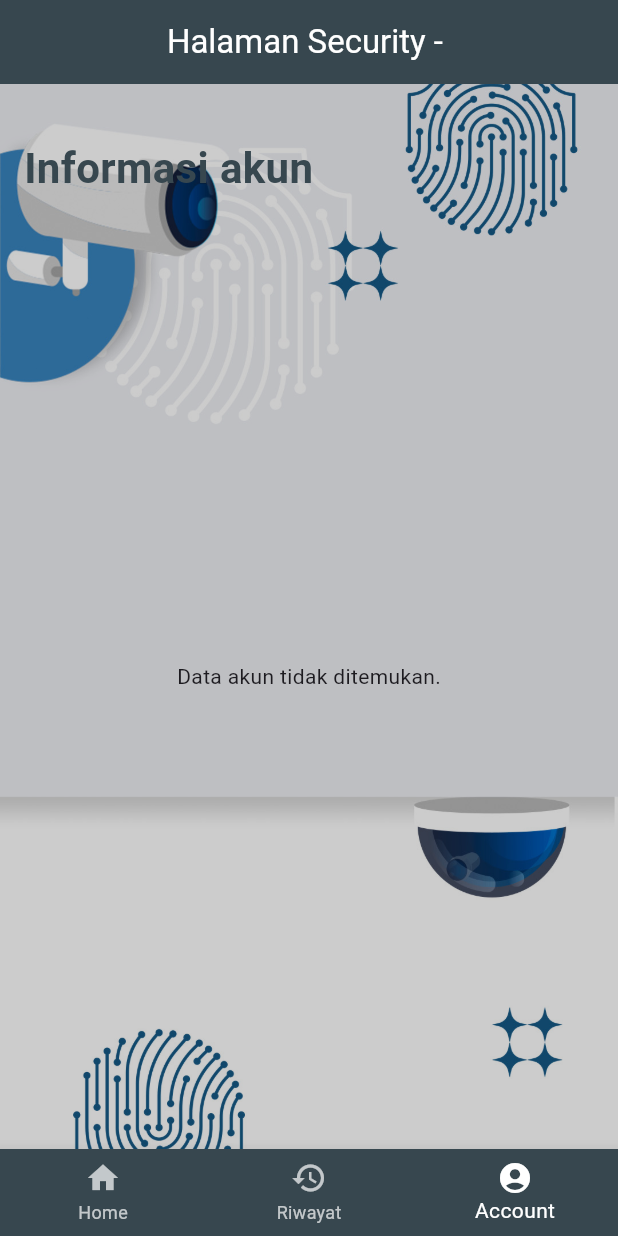
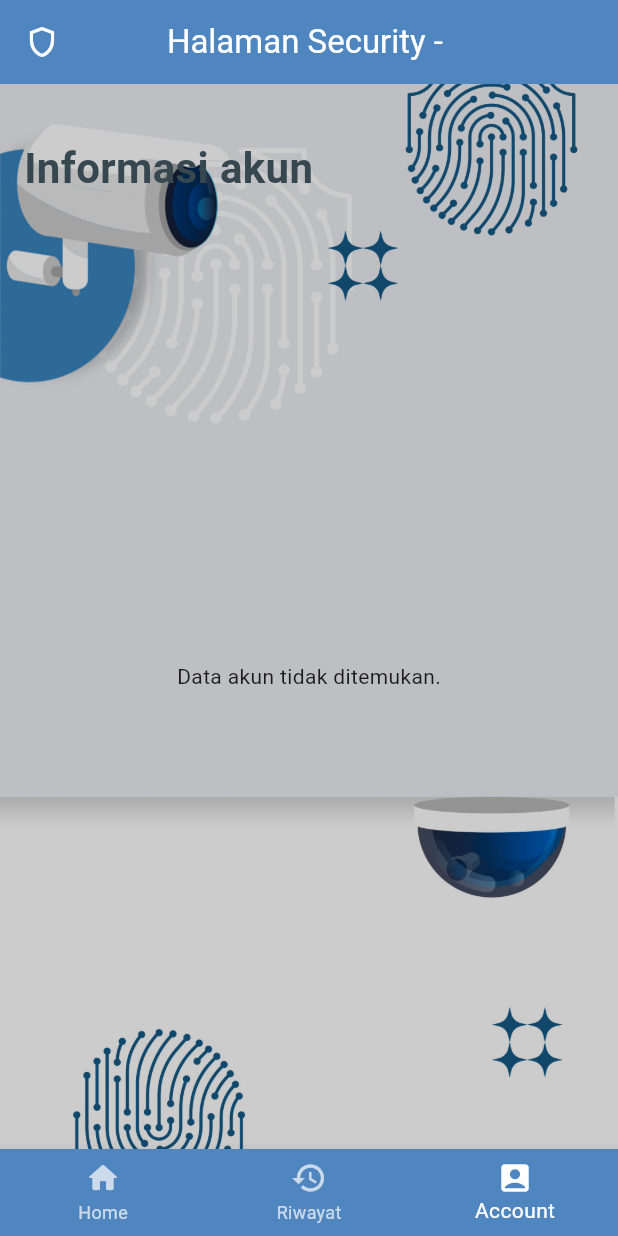
Before and after one commit to liztric/magang, a Flutter app: the SecurityPage screen opened directly with empty values, item 3 of the bottom bar chosen, on a phone screen of 412 x 824 dp. Run offline on Flutter 3.47's test engine with Material 3 defaults, Android fonts, the light colour scheme and no system bars; our stand-ins replace firebase_core, firebase_database, google_fonts, logger; accounts and stored records are empty.

Commit message:
modified:   security_app/lib/security_page.dart

```diff
--- a/security_app/lib/security_page.dart
+++ b/security_app/lib/security_page.dart
@@ -25,36 +25,43 @@ class _SecurityPageState extends State<SecurityPage> {
   }
 
   Future<void> _fetchLaporan() async {
-    final DatabaseReference laporanRef = FirebaseDatabase.instance.ref('laporan');
+    final DatabaseReference laporanRef =
+        FirebaseDatabase.instance.ref('laporan');
 
-    // Fetch laporan dengan status 'belum'
-    DatabaseEvent belumEvent = await laporanRef.orderByChild('status').equalTo('belum').once();
-    // Fetch laporan dengan status 'proses'
-    DatabaseEvent prosesEvent = await laporanRef.orderByChild('status').equalTo('proses').once();
+    DatabaseEvent belumEvent =
+        await laporanRef.orderByChild('status').equalTo('belum').once();
+    DatabaseEvent prosesEvent =
+        await laporanRef.orderByChild('status').equalTo('proses').once();
 
     List<Map<String, dynamic>> laporanBelumList = [];
     List<Map<String, dynamic>> laporanProsesList = [];
 
     if (belumEvent.snapshot.exists) {
-      final laporanData = Map<String, dynamic>.from(belumEvent.snapshot.value as Map<dynamic, dynamic>? ?? {});
+      final laporanData = Map<String, dynamic>.from(
+          belumEvent.snapshot.value as Map<dynamic, dynamic>? ?? {});
       laporanBelumList = laporanData.entries.map((entry) {
         return {
           'id': entry.key,
-          ...Map<String, dynamic>.from(entry.value as Map<dynamic, dynamic> ?? {})
+          ...Map<String, dynamic>.from(
+              entry.value as Map<dynamic, dynamic> ?? {})
         };
       }).toList();
-      laporanBelumList.sort((a, b) => (b['tanggal'] as String).compareTo(a['tanggal'] as String));
+      laporanBelumList.sort(
+          (a, b) => (b['tanggal'] as String).compareTo(a['tanggal'] as String));
     }
 
     if (prosesEvent.snapshot.exists) {
-      final laporanData = Map<String, dynamic>.from(prosesEvent.snapshot.value as Map<dynamic, dynamic>? ?? {});
+      final laporanData = Map<String, dynamic>.from(
+          prosesEvent.snapshot.value as Map<dynamic, dynamic>? ?? {});
       laporanProsesList = laporanData.entries.map((entry) {
         return {
           'id': entry.key,
-          ...Map<String, dynamic>.from(entry.value as Map<dynamic, dynamic> ?? {})
+          ...Map<String, dynamic>.from(
+              entry.value as Map<dynamic, dynamic> ?? {})
         };
       }).toList();
-      laporanProsesList.sort((a, b) => (b['tanggal'] as String).compareTo(a['tanggal'] as String));
+      laporanProsesList.sort(
+          (a, b) => (b['tanggal'] as String).compareTo(a['tanggal'] as String));
     }
 
     setState(() {
@@ -65,20 +72,21 @@ class _SecurityPageState extends State<SecurityPage> {
 
   Future<void> _updateLaporanStatus(String laporanId, String status) async {
     try {
-      final DatabaseReference laporanRef = FirebaseDatabase.instance.ref('laporan/$laporanId');
-      final DatabaseReference speakerRef = FirebaseDatabase.instance.ref('speaker');
+      final DatabaseReference laporanRef =
+          FirebaseDatabase.instance.ref('laporan/$laporanId');
+      final DatabaseReference speakerRef =
+          FirebaseDatabase.instance.ref('speaker');
 
       Map<String, dynamic> updates = {
         'laporan/$laporanId/status': status,
       };
 
-      // Update speaker hanya jika status adalah 'proses'
       if (status == 'proses') {
         updates['speaker'] = false;
       }
 
       await FirebaseDatabase.instance.ref().update(updates);
-      _fetchLaporan(); // Refresh the laporan list
+      _fetchLaporan();
       ScaffoldMessenger.of(context).showSnackBar(
         SnackBar(content: Text('Laporan status updated to "$status".')),
       );
@@ -96,17 +104,24 @@ class _SecurityPageState extends State<SecurityPage> {
       appBar: AppBar(
         title: Text('Halaman Security - ${widget.username}'),
         foregroundColor: Colors.white,
-        backgroundColor: Colors.blueGrey[800],
+        backgroundColor: const Color.fromARGB(255, 80, 134, 192),
         centerTitle: true,
+        leading: const Icon(Icons.shield_outlined, color: Colors.white),
       ),
       body: _getPage(),
       bottomNavigationBar: BottomNavigationBar(
-        backgroundColor: Colors.blueGrey[800],
-        selectedItemColor: const Color.fromARGB(255, 255, 255, 255),
+        backgroundColor: const Color.fromARGB(255, 80, 134, 192),
+        selectedItemColor: Colors.white,
         unselectedItemColor: Colors.white70,
+        currentIndex: _selectedIndex,
+        onTap: (index) {
+          setState(() {
+            _selectedIndex = index;
+          });
+        },
         items: const [
           BottomNavigationBarItem(
-            icon: Icon(Icons.home),
+            icon: Icon(Icons.home_rounded),
             label: 'Home',
           ),
           BottomNavigationBarItem(
@@ -114,16 +129,10 @@ class _SecurityPageState extends State<SecurityPage> {
             label: 'Riwayat',
           ),
           BottomNavigationBarItem(
-            icon: Icon(Icons.account_circle),
+            icon: Icon(Icons.account_box),
             label: 'Account',
           ),
         ],
-        currentIndex: _selectedIndex,
-        onTap: (index) {
-          setState(() {
-            _selectedIndex = index;
-          });
-        },
       ),
     );
   }
@@ -169,10 +178,12 @@ class _SecurityPageState extends State<SecurityPage> {
                       isProses = true;
                     }
 
-                    final laporanId = laporan['id'] as String? ?? 'unknown'; // Handle null
+                    final laporanId =
+                        laporan['id'] as String? ?? 'unknown'; // Handle null
 
                     return Card(
-                      margin: const EdgeInsets.symmetric(vertical: 8.0, horizontal: 16.0),
+                      margin: const EdgeInsets.symmetric(
+                          vertical: 8.0, horizontal: 16.0),
                       elevation: 8, // Added elevation for card
                       shape: RoundedRectangleBorder(
                         borderRadius: BorderRadius.circular(12),
@@ -184,17 +195,22 @@ class _SecurityPageState extends State<SecurityPage> {
                           crossAxisAlignment: CrossAxisAlignment.start,
                           children: [
                             Text(
-                              laporan['category'] as String? ?? 'Tidak ada kategori',
+                              laporan['category'] as String? ??
+                                  'Tidak ada kategori',
                               style: const TextStyle(
                                 fontSize: 18,
                                 fontWeight: FontWeight.bold,
                               ),
                             ),
                             const SizedBox(height: 8),
-                            Text('Nama: ${laporan['nama'] ?? 'Tidak ada nama'}'),
-                            Text('Deskripsi: ${laporan['deskripsi'] ?? 'Tidak ada deskripsi'}'),
-                            Text('Tanggal: ${laporan['tanggal'] ?? 'Tidak ada tanggal'}'),
-                            Text('Waktu: ${laporan['waktu'] ?? 'Tidak ada waktu'}'),
+                            Text(
+                                'Nama: ${laporan['nama'] ?? 'Tidak ada nama'}'),
+                            Text(
+                                'Deskripsi: ${laporan['deskripsi'] ?? 'Tidak ada deskripsi'}'),
+                            Text(
+                                'Tanggal: ${laporan['tanggal'] ?? 'Tidak ada tanggal'}'),
+                            Text(
+                                'Waktu: ${laporan['waktu'] ?? 'Tidak ada waktu'}'),
                             const SizedBox(height: 16),
                             if (isProses) // Show only if the laporan is in "proses" status
                               Align(
@@ -204,7 +220,8 @@ class _SecurityPageState extends State<SecurityPage> {
                                     _updateLaporanStatus(laporanId, 'selesai');
                                   },
                                   style: ElevatedButton.styleFrom(
-                                    backgroundColor: const Color.fromARGB(255, 62, 216, 57),
+                                    backgroundColor:
+                                        const Color.fromARGB(255, 62, 216, 57),
                                   ),
                                   child: const Text('Sukses'),
                                 ),
@@ -217,20 +234,25 @@ class _SecurityPageState extends State<SecurityPage> {
                                   children: [
                                     ElevatedButton(
                                       onPressed: () {
-                                        _updateLaporanStatus(laporanId, 'proses');
+                                        _updateLaporanStatus(
+                                            laporanId, 'proses');
                                       },
                                       style: ElevatedButton.styleFrom(
-                                        backgroundColor: const Color.fromARGB(255, 240, 193, 75),
+                                        backgroundColor: const Color.fromARGB(
+                                            255, 240, 193, 75),
                                       ),
                                       child: const Text('Proses'),
                                     ),
-                                    const SizedBox(width: 8), // Space between buttons
+                                    const SizedBox(
+                                        width: 8), // Space between buttons
                                     ElevatedButton(
                                       onPressed: () {
-                                        _updateLaporanStatus(laporanId, 'selesai');
+                                        _updateLaporanStatus(
+                                            laporanId, 'selesai');
                                       },
                                       style: ElevatedButton.styleFrom(
-                                        backgroundColor: const Color.fromARGB(255, 62, 216, 57),
+                                        backgroundColor: const Color.fromARGB(
+                                            255, 62, 216, 57),
                                       ),
                                       child: const Text('Sukses'),
                                     ),
```
